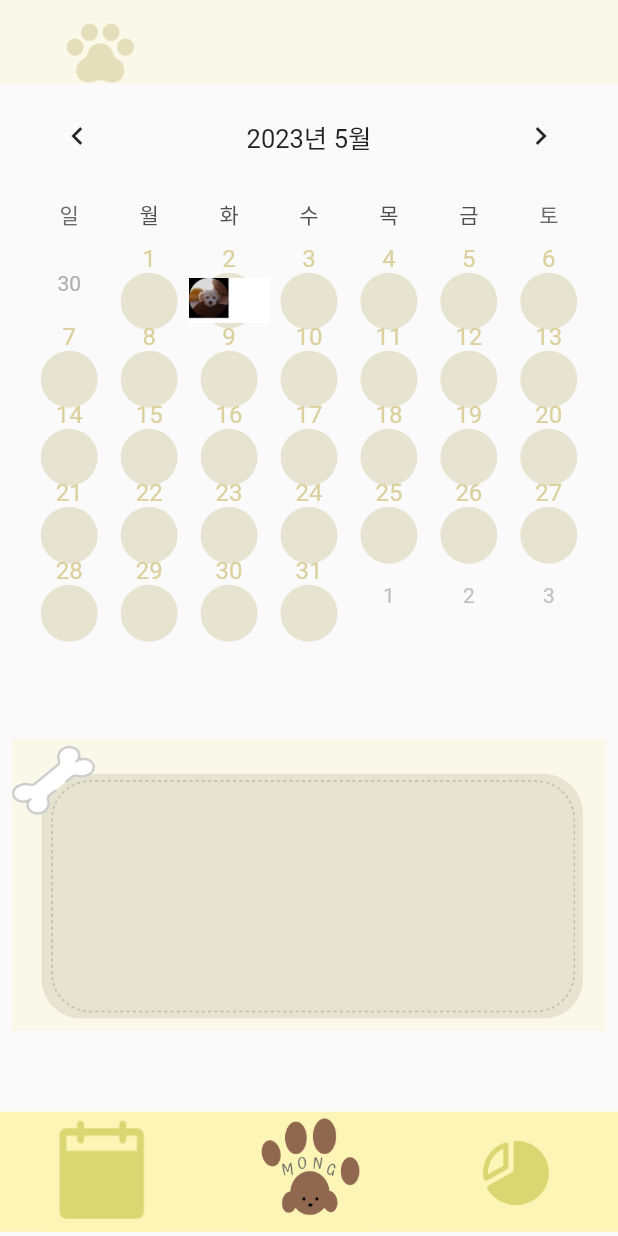
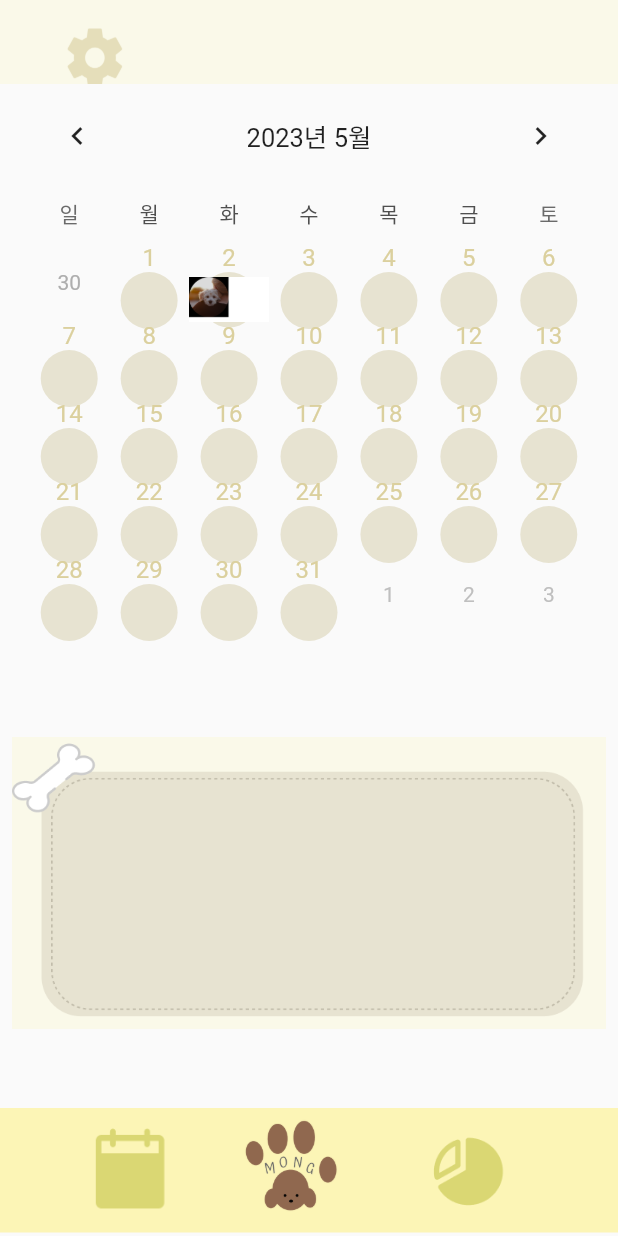
Before and after one commit to 222222222222222T/mong_ui_project, a Flutter app: the calendar screen opened directly, on a phone screen of 412 x 824 dp. Run offline on Flutter 3.47's test engine with Material 2 defaults, Android fonts, the phone set to English and light mode, and no system bars; drawn by our look-alikes of table_calendar; our stand-ins replace firebase_core, firebase_database, image_picker; missing offline and left inert: dart:ffi; accounts and stored records are empty.

Commit message:
ui2차수정
ui2차수정

```diff
--- a/lib/fourScreen.dart
+++ b/lib/fourScreen.dart
@@ -44,18 +44,19 @@ class _calendarState extends State<calendar> {
           backgroundColor: Color(0xffFAF9E9),
           elevation: 0.0,
           title:Container(
-              margin: EdgeInsets.fromLTRB(13, 14, 0, 0),
-              child:TextButton(onPressed: (){
-                Navigator.push(context, MaterialPageRoute(builder: (context)=>sevenScreen()));},
-                  child: Image(
-                    width: 60,
-                    height: 60,
-                    image: AssetImage('imageFile/dog_foot.PNG'),
-                  )
+            margin: EdgeInsets.fromLTRB(0, 30, 30, 0),
+            child:TextButton(onPressed: (){
+              Navigator.push(context, MaterialPageRoute(builder: (context)=>sevenScreen()));},
+                child: Image(
+                  width: 80,
+                  height: 70,
+                  image: AssetImage('imageFile/setting.png'),
+                )
 
-              ),
+            ),
           )
       ),
+
       body:content(),
     );
   }
@@ -147,17 +148,32 @@ class _calendarState extends State<calendar> {
         Container(
           margin: EdgeInsets.fromLTRB(0, 40, 0,0),
           width: double.infinity,
-          height: 80,
+          height: 83,
           color: Color(0xffFCF5B6),
           child: Row(
             mainAxisAlignment: MainAxisAlignment.spaceAround,
             children: [
-              Image.asset("imageFile/calendar.PNG"),
-              Image.asset("imageFile/monglogo.PNG"),
+              SizedBox(width:0,),
+              Image.asset(
+                "imageFile/calendar.PNG",
+                width: 65,
+                height: 65,
+              ),
+              Image.asset(
+                  "imageFile/monglogo.PNG",
+              width: 75,
+              height: 75,
+              ),
               TextButton(onPressed: (){
                 Navigator.push(context, MaterialPageRoute(builder: (context)=>sixScreen()));
-              }, child:Image.asset("imageFile/tong.PNG"),
+              }, child:Image.asset(
+                  "imageFile/tong.PNG",
+                width: 75,
+                height: 75,
               ),
+
+              ),
+              SizedBox(width:0,),
             ],
           ),
         )
--- a/lib/sevenScreen.dart
+++ b/lib/sevenScreen.dart
@@ -32,15 +32,21 @@ class _lastscreenState extends State<lastscreen> {
   Widget lscontent(){
     return Center(
         child: Column(
+
+
           children: [
             Container(
               margin: EdgeInsets.fromLTRB(0, 50, 300, 0),
-              child: Image.asset(
-                "imageFile/back.png",
-                width: 55,
-                height: 60,
+              child:TextButton(onPressed: (){
+                Navigator.push(context, MaterialPageRoute(builder: (context)=>fourScreen()));},
+                child: Image.asset(
+                  "imageFile/back.png",
+                  width: 55,
+                  height: 60,
+                ),
               ),
             ),
+
             Container(
                 margin: EdgeInsets.fromLTRB(0, 20, 0, 20),
                 width: 350,
--- a/pubspec.yaml
+++ b/pubspec.yaml
@@ -80,6 +80,8 @@ flutter:
     - imageFile/foot.png
     - imageFile/back.png
     - imageFile/rcircle.png
+    - imageFile/setting.png
+    -
   #   - images/a_dot_burr.jpeg
   #   - images/a_dot_ham.jpeg
 
```
Also changed, not shown: imageFile/setting.png (added).
